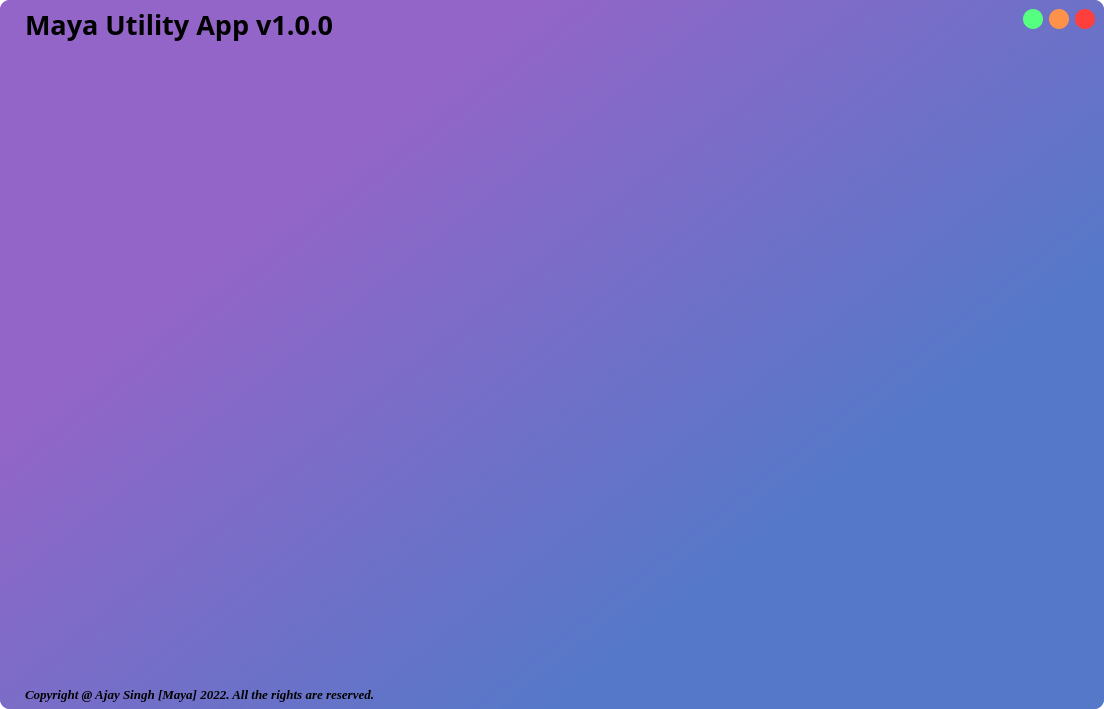
Above: assets/UI/Interface.ui from mentormaya/Maya-Utility-App before the change. Below: the same form after it.
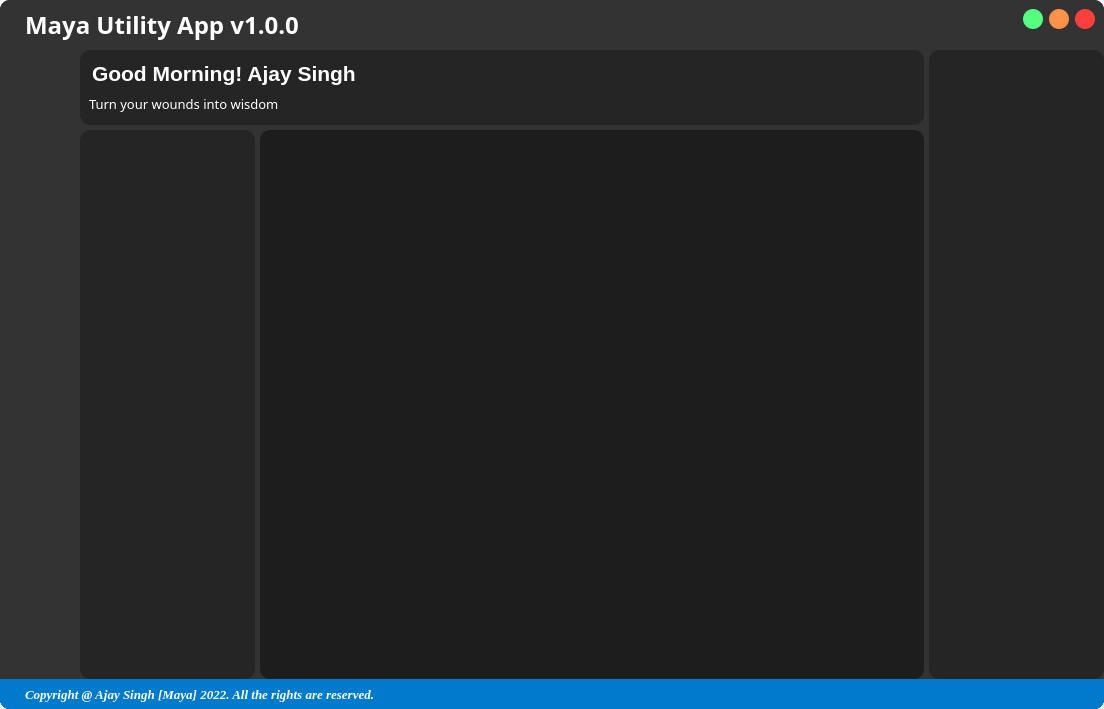
That is the form after the change. Icons and pictures are not drawn.

Commit message: bg finalized

What changed in the file:
```diff
--- a/assets/UI/Interface.ui
+++ b/assets/UI/Interface.ui
@@ -22,8 +22,9 @@
   </property>
   <widget class="QWidget" name="centralwidget">
    <property name="styleSheet">
-    <string notr="true">background-color: qlineargradient(spread:pad, x1:0.266, y1:0.273, x2:0.805, y2:0.704818, stop:0 rgba(147, 101, 200, 255), stop:0.919753 rgba(86, 120, 200, 255));
-border-radius: 10;</string>
+    <string notr="true">background-color: rgb(51, 51, 51);
+border-radius: 10;
+color: rgb(255,255,255)</string>
    </property>
    <layout class="QVBoxLayout" name="drop_shadow_layout">
     <property name="spacing">
@@ -133,7 +134,7 @@
                <property name="font">
                 <font>
                  <family>Ubuntu Mono</family>
-                 <pointsize>20</pointsize>
+                 <pointsize>18</pointsize>
                  <weight>75</weight>
                  <bold>true</bold>
                 </font>
@@ -347,6 +348,10 @@
           </item>
           <item row="0" column="1" colspan="2">
            <widget class="QFrame" name="top_bar_frame">
+            <property name="styleSheet">
+             <string notr="true">background-color: rgb(37, 37, 38);
+padding: 2px;</string>
+            </property>
             <property name="frameShape">
              <enum>QFrame::StyledPanel</enum>
             </property>
@@ -371,12 +376,63 @@
              </property>
              <item>
               <widget class="QFrame" name="welcome_text">
+               <property name="font">
+                <font>
+                 <pointsize>2</pointsize>
+                </font>
+               </property>
                <property name="frameShape">
-                <enum>QFrame::StyledPanel</enum>
+                <enum>QFrame::NoFrame</enum>
                </property>
                <property name="frameShadow">
                 <enum>QFrame::Raised</enum>
                </property>
+               <layout class="QVBoxLayout" name="verticalLayout_3">
+                <property name="spacing">
+                 <number>0</number>
+                </property>
+                <property name="leftMargin">
+                 <number>0</number>
+                </property>
+                <property name="topMargin">
+                 <number>0</number>
+                </property>
+                <property name="rightMargin">
+                 <number>0</number>
+                </property>
+                <property name="bottomMargin">
+                 <number>0</number>
+                </property>
+                <item alignment="Qt::AlignBottom">
+                 <widget class="QLabel" name="welcome_label">
+                  <property name="font">
+                   <font>
+                    <family>Helvetica</family>
+                    <pointsize>16</pointsize>
+                    <weight>75</weight>
+                    <bold>true</bold>
+                   </font>
+                  </property>
+                  <property name="text">
+                   <string>Good Morning! Ajay Singh</string>
+                  </property>
+                 </widget>
+                </item>
+                <item alignment="Qt::AlignVCenter">
+                 <widget class="QLabel" name="quotes_label">
+                  <property name="font">
+                   <font>
+                    <family>Kalam Light</family>
+                    <pointsize>10</pointsize>
+                    <italic>false</italic>
+                   </font>
+                  </property>
+                  <property name="text">
+                   <string>Turn your wounds into wisdom</string>
+                  </property>
+                 </widget>
+                </item>
+               </layout>
               </widget>
              </item>
              <item>
@@ -406,6 +462,10 @@
               <height>16777215</height>
              </size>
             </property>
+            <property name="styleSheet">
+             <string notr="true">background-color: rgb(37, 37, 38);
+padding: 2px;</string>
+            </property>
             <property name="frameShape">
              <enum>QFrame::StyledPanel</enum>
             </property>
@@ -438,6 +498,10 @@
               <height>16777215</height>
              </size>
             </property>
+            <property name="styleSheet">
+             <string notr="true">background-color: rgb(37, 37, 38);
+padding: 2px;</string>
+            </property>
             <property name="frameShape">
              <enum>QFrame::StyledPanel</enum>
             </property>
@@ -448,6 +512,9 @@
           </item>
           <item row="1" column="2" rowspan="2">
            <widget class="QFrame" name="content_frame">
+            <property name="styleSheet">
+             <string notr="true">background-color: rgb(29, 29, 29);</string>
+            </property>
             <property name="frameShape">
              <enum>QFrame::StyledPanel</enum>
             </property>
@@ -496,7 +563,9 @@
           </size>
          </property>
          <property name="styleSheet">
-          <string notr="true">background-color:none;</string>
+          <string notr="true">background-color: rgb(0, 122, 204);
+border-top-left-radius: 0px;
+border-top-right-radius: 0px;</string>
          </property>
          <property name="frameShape">
           <enum>QFrame::NoFrame</enum>
@@ -555,6 +624,9 @@
                  <bold>true</bold>
                 </font>
                </property>
+               <property name="styleSheet">
+                <string notr="true"/>
+               </property>
                <property name="text">
                 <string>Copyright @ Ajay Singh [Maya] 2022. All the rights are reserved.</string>
                </property>
```
The commit also changes 1 other file.
